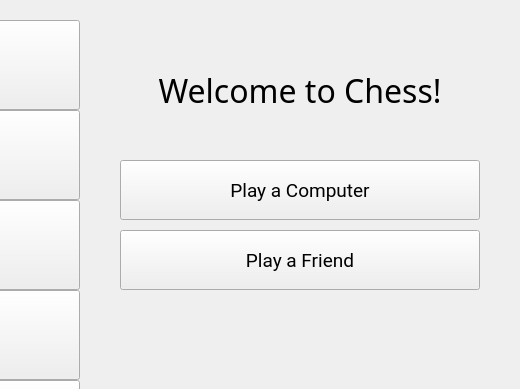
Old version of the form Chess (C++)/Chess/chess.ui in the repository leeyanleryan/Board-Games; both pictures show x 660 to 1180 and y 0 to 389 of the 1180 by 760 pixel window.
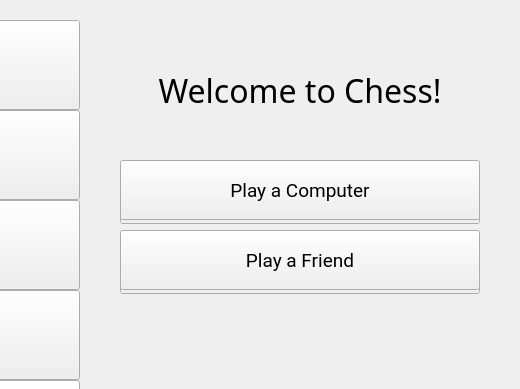
New version of the form.

Commit message: looks good so far except button has no feedback

Patch:
```diff
--- a/Chess (C++)/Chess/chess.ui
+++ b/Chess (C++)/Chess/chess.ui
@@ -87,6 +87,49 @@
        <set>Qt::AlignmentFlag::AlignCenter</set>
       </property>
      </widget>
+     <widget class="QPushButton" name="buttonPlayComputerShadow">
+      <property name="geometry">
+       <rect>
+        <x>20</x>
+        <y>144</y>
+        <width>360</width>
+        <height>60</height>
+       </rect>
+      </property>
+      <property name="font">
+       <font>
+        <family>Roboto</family>
+        <pointsize>14</pointsize>
+       </font>
+      </property>
+      <property name="text">
+       <string/>
+      </property>
+     </widget>
+     <widget class="QPushButton" name="buttonPlayFriendShadow">
+      <property name="geometry">
+       <rect>
+        <x>20</x>
+        <y>214</y>
+        <width>360</width>
+        <height>60</height>
+       </rect>
+      </property>
+      <property name="font">
+       <font>
+        <family>Roboto</family>
+        <pointsize>14</pointsize>
+       </font>
+      </property>
+      <property name="text">
+       <string/>
+      </property>
+     </widget>
+     <zorder>buttonPlayComputerShadow</zorder>
+     <zorder>buttonPlayComputer</zorder>
+     <zorder>txtWelcome</zorder>
+     <zorder>buttonPlayFriendShadow</zorder>
+     <zorder>buttonPlayFriend</zorder>
     </widget>
     <widget class="QWidget" name="playerSetup"/>
     <widget class="QWidget" name="chessMenu"/>
```
The commit also changes 12 other files.
